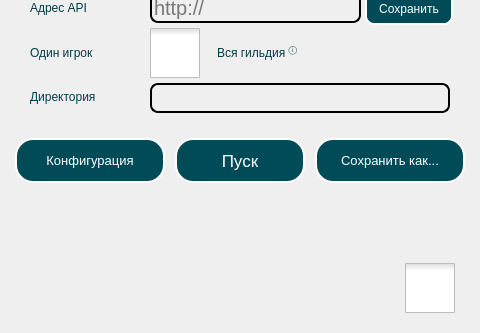
Before: the Qt Designer form resources/gui2.ui in raxenov0/SWGoh, drawn with Qt 5; both pictures show x 205 to 685 and y 167 to 500 of the 685 by 500 pixel window.
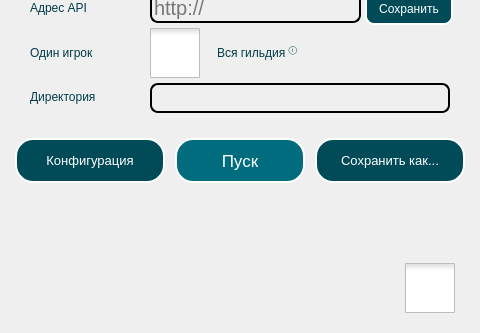
After: the same form once the commit is applied. Icons and pictures are not drawn.

Diff of the .ui file:
```diff
--- a/resources/gui2.ui
+++ b/resources/gui2.ui
@@ -59,7 +59,7 @@
     <property name="styleSheet">
      <string notr="true">QPushButton {
 background: autoFill;
-background-color: rgb(1, 74, 88);
+background-color: rgb(0, 108, 125);
 color: rgb(255, 255, 255);
 border-style: outset;
 border-width: 2px;
```
